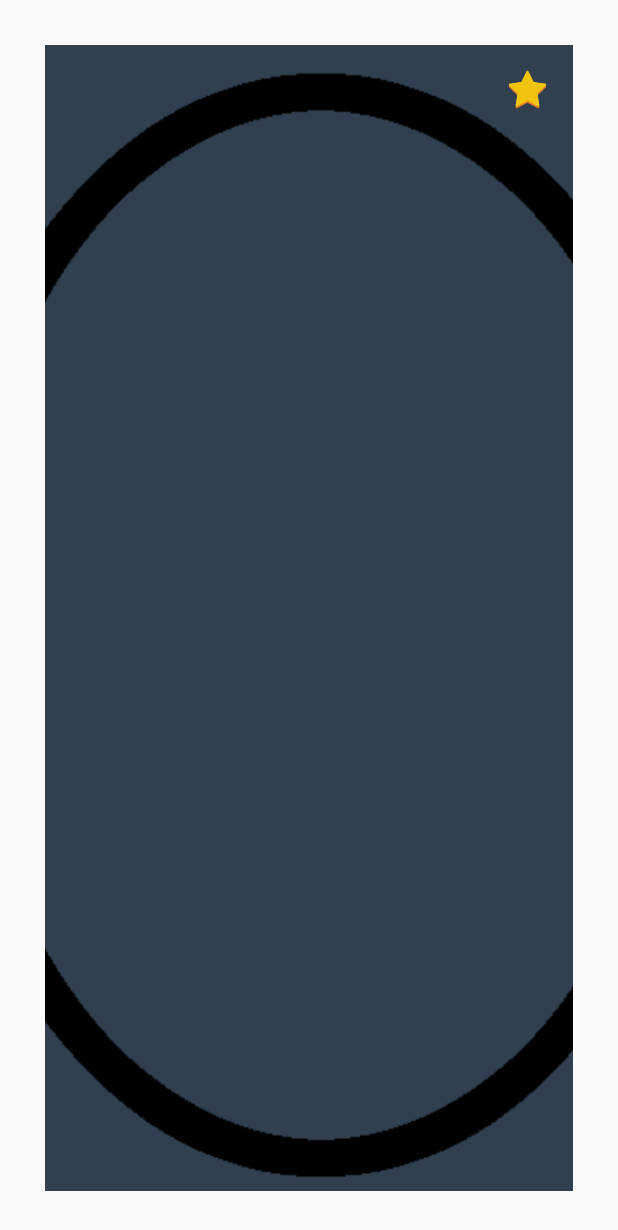
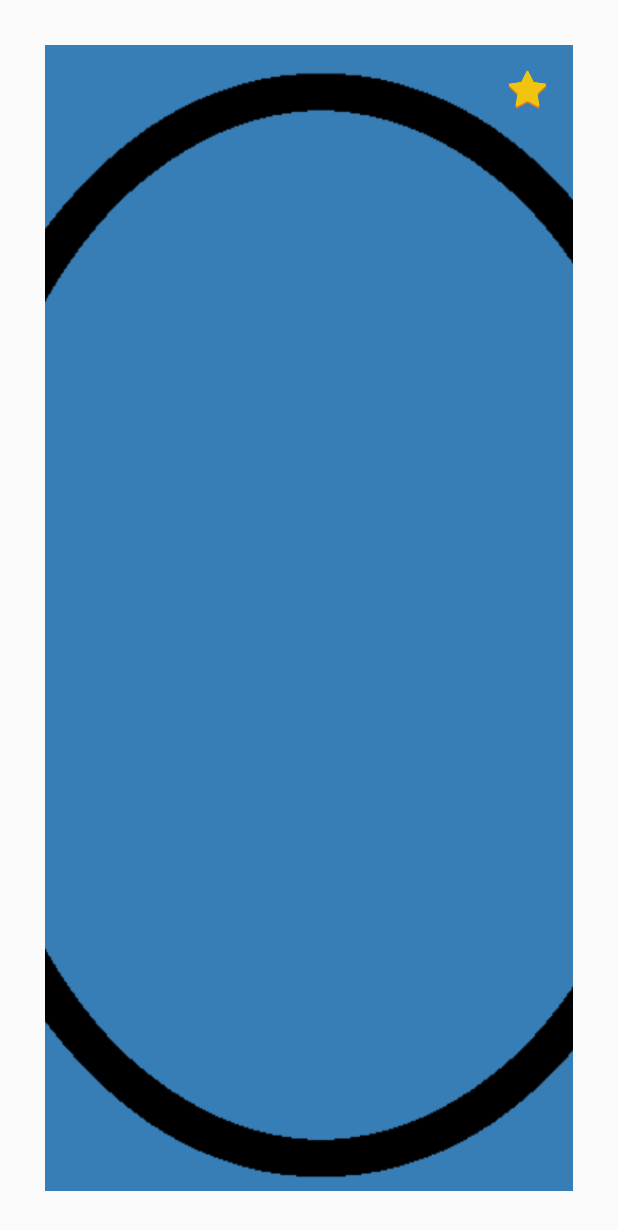
Before and after one commit to priyankvex/Practice-Shapes, an Android app: the layout layout_shapes_gridview.xml on its own in the app's theme, with its tools: preview values and no code run, on a phone screen of 412 x 824 dp. Shown: the top 1230 px of the screen. Run offline under Robolectric (Android 15) with nearby library versions, the light colour scheme and no system bars.

Commit message:
Change background color for shapes grid view.

```diff
--- a/app/src/main/res/layout/layout_shapes_gridview.xml
+++ b/app/src/main/res/layout/layout_shapes_gridview.xml
@@ -2,7 +2,7 @@
 <RelativeLayout xmlns:android="http://schemas.android.com/apk/res/android"
     android:layout_width="match_parent"
     android:layout_height="match_parent"
-    android:background="@color/colorDarkBackground"
+    android:background="@color/colorPrimaryDark"
     android:layout_margin="30dp"
     >
 
```
